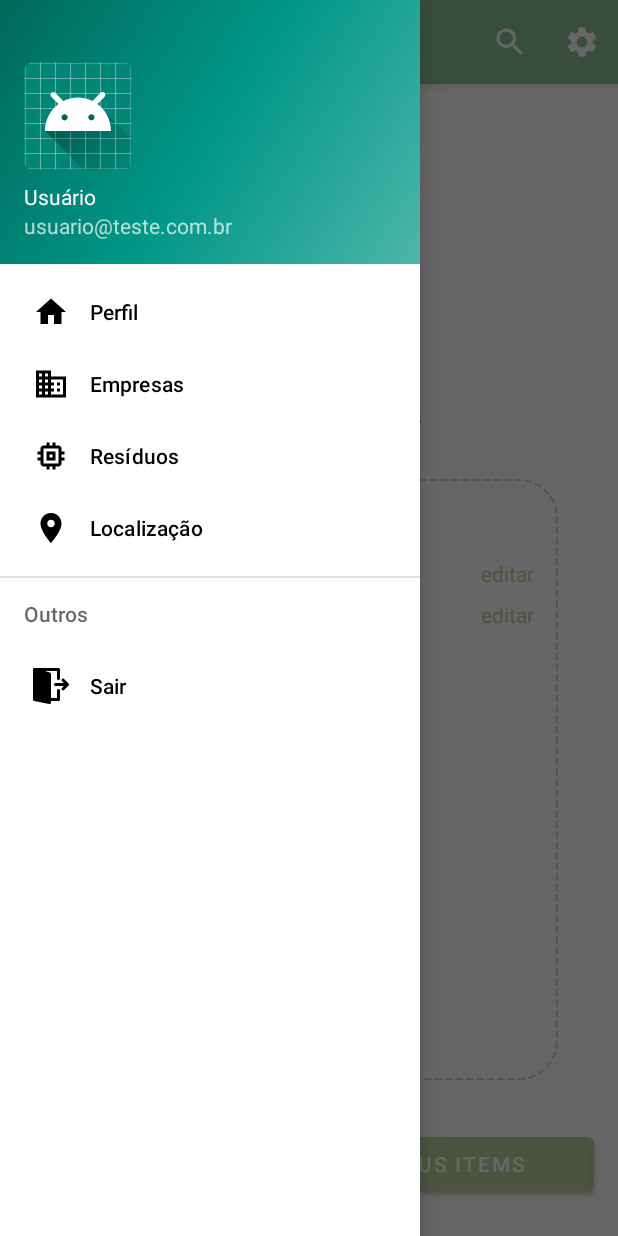
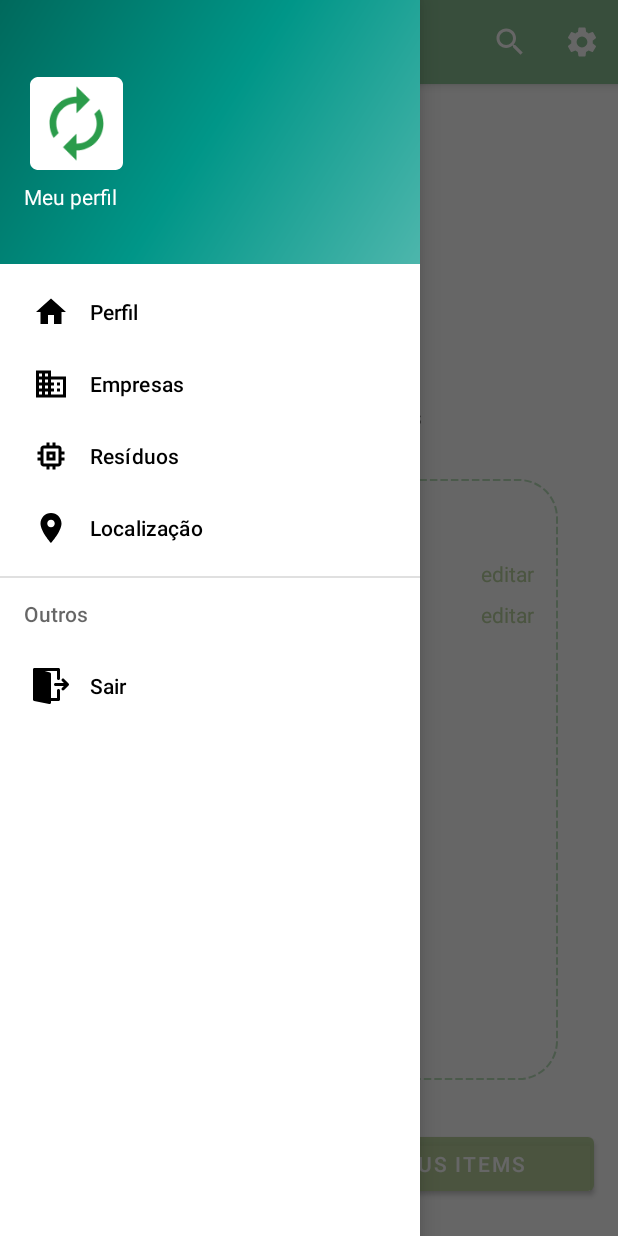
Before and after one commit to AlexanderVieira/ucollect, an Android app: the MainActivity screen opened directly, with no data from a screen before it, with the side drawer open, on a phone screen of 412 x 824 dp. Run offline under Robolectric (Android 15) with nearby library versions, the phone set to English and light mode, and no system bars; our stand-ins replace Firebase (no records; nobody signed in at launch, a user with empty details on screens opened directly).

Commit message:
header do usuário

```diff
--- a/app/src/main/java/br/edu/infnet/ucollect/apresentacao/activities/MainActivity.kt
+++ b/app/src/main/java/br/edu/infnet/ucollect/apresentacao/activities/MainActivity.kt
@@ -9,6 +9,8 @@ import android.os.Bundle
 import android.util.Log
 import android.view.Menu
 import android.view.MenuItem
+import android.widget.ImageView
+import android.widget.TextView
 import android.widget.Toast
 import androidx.annotation.RequiresApi
 import androidx.appcompat.app.ActionBarDrawerToggle
@@ -25,11 +27,13 @@ import com.google.android.gms.location.FusedLocationProviderClient
 import com.google.android.gms.location.LocationServices
 import com.google.android.material.navigation.NavigationView
 import com.google.firebase.auth.FirebaseAuth
+import com.google.firebase.auth.FirebaseUser
 
 class MainActivity : AppCompatActivity(), NavigationView.OnNavigationItemSelectedListener {
 
     lateinit var mAuth: FirebaseAuth
     lateinit var fusedLocationProviderClient: FusedLocationProviderClient
+    lateinit var userProfile: FirebaseUser
     val CODE_REQUEST = 51
     val TAG = "MainActivity"
 
@@ -41,6 +45,11 @@ class MainActivity : AppCompatActivity(), NavigationView.OnNavigationItemSelecte
         setSupportActionBar(toolbar)
 
         mAuth = FirebaseAuth.getInstance()
+
+        if (mAuth.currentUser != null){
+            userProfile = mAuth.currentUser!!
+        }
+
         //NetWorkTask(this).execute()
 
         self = this
@@ -57,6 +66,18 @@ class MainActivity : AppCompatActivity(), NavigationView.OnNavigationItemSelecte
         toggle.syncState()
 
         navView.setNavigationItemSelectedListener(this)
+        val headView = navView.getHeaderView(0)
+
+        if (mAuth.currentUser != null){
+
+            var nomezin = headView.findViewById<TextView>(R.id.menu_id_apelido)
+            nomezin.text = "Meu perfil"
+            var emailzin = headView.findViewById<TextView>(R.id.menu_id_email)
+            emailzin.text = userProfile.email
+        }
+
+
+
     }
 
     // task background
--- a/app/src/main/res/layout/activity_login_externo.xml
+++ b/app/src/main/res/layout/activity_login_externo.xml
@@ -25,10 +25,12 @@
 
     <com.facebook.login.widget.LoginButton
             android:id="@+id/login_button"
+            style="@style/FacebookLoginButton"
             android:layout_width="wrap_content"
             android:layout_height="wrap_content"
             android:layout_gravity="center_horizontal"
             android:layout_marginBottom="4dp"
+            android:focusableInTouchMode="true"
             app:layout_constraintBottom_toTopOf="@+id/tv_email_login_externo"
             app:layout_constraintEnd_toEndOf="parent"
             app:layout_constraintStart_toStartOf="parent" />
@@ -38,10 +40,10 @@
             android:layout_width="wrap_content"
             android:layout_height="wrap_content"
             android:layout_marginStart="8dp"
-            android:layout_marginLeft="8dp"
             android:layout_marginEnd="8dp"
-            android:layout_marginRight="8dp"
             android:layout_marginBottom="32dp"
+            android:paddingLeft="8dp"
+            android:paddingRight="8dp"
             android:text="Entrar com Email"
             app:layout_constraintBottom_toBottomOf="parent"
             app:layout_constraintEnd_toEndOf="parent"
--- a/app/src/main/res/layout/nav_header_main.xml
+++ b/app/src/main/res/layout/nav_header_main.xml
@@ -14,12 +14,12 @@
         android:gravity="bottom">
 
     <ImageView
-            android:layout_width="wrap_content"
-            android:layout_height="wrap_content"
+            android:id="@+id/menu_id_imageView"
+            android:layout_width="70dp"
+            android:layout_height="70dp"
+            android:contentDescription="@string/nav_header_desc"
             android:paddingTop="@dimen/nav_header_vertical_spacing"
-            app:srcCompat="@mipmap/ic_launcher_round"
-            android:contentDescription="@string/nav_header_desc"
-            android:id="@+id/menu_id_imageView"/>
+            app:srcCompat="@mipmap/icon_round" />
 
     <TextView
             android:id="@+id/menu_id_apelido"
--- a/app/src/main/res/values/styles.xml
+++ b/app/src/main/res/values/styles.xml
@@ -19,4 +19,9 @@
         <item name="colorAccent">@color/colorAccent</item>
     </style>
 
+    <style name="FacebookLoginButton">
+        <item name="android:background">@color/verde_claro</item>
+        <item name="android:textColor">@color/white_background</item>
+    </style>
+
 </resources>
```
